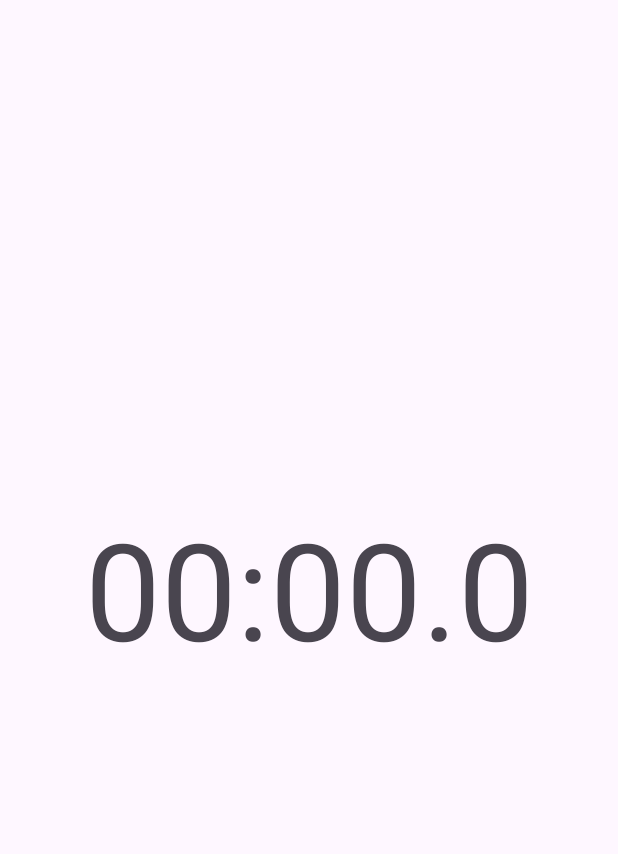
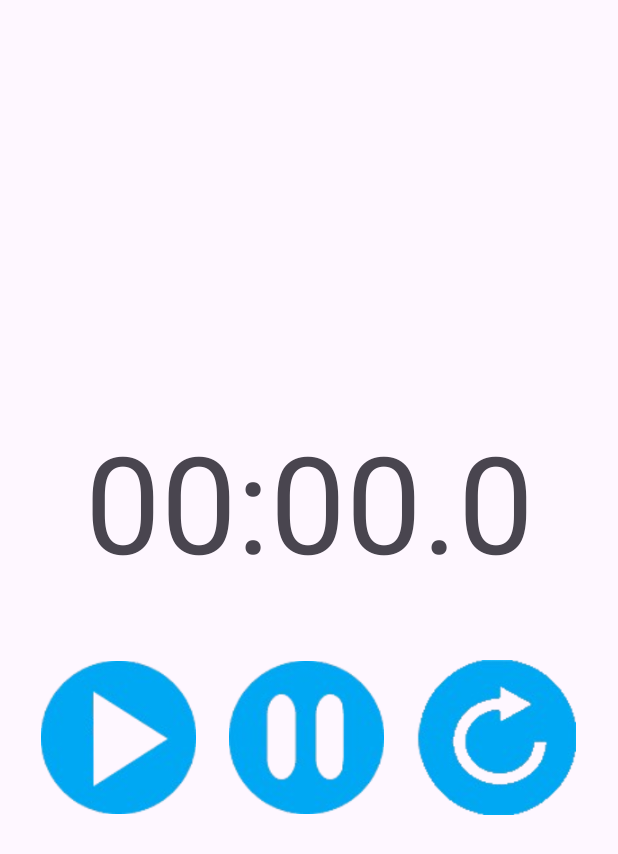
Before and after one commit to caitlin3862/Stopwatch, an Android app: the screen it shows after launch (MainActivity), on a phone screen of 412 x 824 dp. Shown: the top 854 px of the screen. Run offline under Robolectric (Android 15) with nearby library versions, the phone set to English and light mode, and no system bars.

```diff
--- a/app/src/main/java/com/example/stopwatch/MainActivity.kt
+++ b/app/src/main/java/com/example/stopwatch/MainActivity.kt
@@ -1,20 +1,102 @@
 package com.example.stopwatch
 
+import android.annotation.SuppressLint
 import android.os.Bundle
+import android.os.Handler
+import android.os.Looper
+import android.widget.ImageButton
+import android.widget.TextView
 import androidx.activity.enableEdgeToEdge
 import androidx.appcompat.app.AppCompatActivity
 import androidx.core.view.ViewCompat
 import androidx.core.view.WindowInsetsCompat
 
 class MainActivity : AppCompatActivity() {
+
+    private lateinit var playButton: ImageButton
+    private lateinit var pauseButton: ImageButton
+    private lateinit var resetButton: ImageButton
+    private lateinit var timeDisplay: TextView
+
+    private val handler: Handler = Handler(Looper.getMainLooper())
+    private var runnable: Runnable = Runnable { }
+
+    private var displayTime = ""
+    private var tenths: Int = 0
+    private var seconds: Int = 0
+    private var minutes: Int = 0
+    private var paused = true;
+
+
     override fun onCreate(savedInstanceState: Bundle?) {
         super.onCreate(savedInstanceState)
-        enableEdgeToEdge()
         setContentView(R.layout.activity_main)
-        ViewCompat.setOnApplyWindowInsetsListener(findViewById(R.id.main)) { v, insets ->
-            val systemBars = insets.getInsets(WindowInsetsCompat.Type.systemBars())
-            v.setPadding(systemBars.left, systemBars.top, systemBars.right, systemBars.bottom)
-            insets
+
+        playButton = findViewById(R.id.play)
+        pauseButton = findViewById(R.id.pause)
+        resetButton = findViewById(R.id.reset)
+        timeDisplay = findViewById(R.id.timeDisplayed)
+
+        playButton.setOnClickListener{
+            start()
+            paused = false;
+            handler.postDelayed(runnable, 100)
+        }
+
+        pauseButton.setOnClickListener{
+            pause()
+            paused = true
+        }
+
+        resetButton.setOnClickListener {
+            reset()
         }
     }
+
+    private fun start(){
+        if (paused) {
+            runnable = Runnable {
+                tenths++;
+                if (tenths > 9) {
+                    tenths = 0
+                    seconds++
+                }
+                if (seconds > 59) {
+                    seconds = 0;
+                    minutes++
+                }
+                displayTime()
+                handler.postDelayed(runnable, 100)
+            }
+        }
+    }
+
+    private fun pause(){
+        if (!paused){
+            handler.removeCallbacks(runnable)
+        }
+    }
+
+    private fun reset(){
+        tenths = 0
+        seconds = 0
+        minutes = 0
+        displayTime()
+    }
+
+    private fun displayTime(){
+        displayTime=""
+        if (minutes < 10){
+            displayTime += "0" + minutes.toString() + ":"
+        } else {
+            displayTime += minutes.toString() + ":"
+        }
+        if (seconds < 10){
+            displayTime += "0" + seconds.toString()
+        } else {
+            displayTime += seconds.toString()
+        }
+        displayTime += "." + tenths.toString()
+        timeDisplay.text = displayTime;
+    }
 }
--- /dev/null
+++ b/app/src/main/res/drawable/pauseselector.xml
@@ -0,0 +1,6 @@
+<?xml version="1.0" encoding="utf-8"?>
+<selector xmlns:android="http://schemas.android.com/apk/res/android">
+    <item android:state_pressed="true"
+        android:drawable="@drawable/pauseyellow" />
+    <item android:drawable="@drawable/pauseblue" />
+</selector>
--- /dev/null
+++ b/app/src/main/res/drawable/playselector.xml
@@ -0,0 +1,6 @@
+<?xml version="1.0" encoding="utf-8"?>
+<selector xmlns:android="http://schemas.android.com/apk/res/android">
+    <item android:state_pressed="true"
+          android:drawable="@drawable/playyellow" />
+    <item android:drawable="@drawable/playblue" />
+</selector>
--- /dev/null
+++ b/app/src/main/res/drawable/resetselector.xml
@@ -0,0 +1,6 @@
+<?xml version="1.0" encoding="utf-8"?>
+<selector xmlns:android="http://schemas.android.com/apk/res/android">
+    <item android:state_pressed="true"
+        android:drawable="@drawable/resetyellow" />
+    <item android:drawable="@drawable/resetblue" />
+</selector>
--- a/app/src/main/res/layout/activity_main.xml
+++ b/app/src/main/res/layout/activity_main.xml
@@ -10,12 +10,12 @@
     tools:context=".MainActivity" >
 
     <TextView
-        android:id="@+id/textView"
+        android:id="@+id/timeDisplayed"
         android:layout_width="match_parent"
         android:layout_height="wrap_content"
         android:layout_marginBottom="30dp"
         android:gravity="center"
-        android:text="00:00.0"
+        android:text="@string/resetTime"
         android:textSize="90sp" />
 
     <LinearLayout
@@ -28,7 +28,7 @@
         android:orientation="horizontal">
 
         <ImageButton
-            android:id="@+id/imageButton"
+            android:id="@+id/play"
             android:layout_width="wrap_content"
             android:layout_height="wrap_content"
             android:layout_gravity="center"
@@ -36,10 +36,10 @@
             android:background="@android:color/transparent"
             android:scaleX="0.9"
             android:scaleY="0.9"
-            tools:srcCompat="@drawable/playblue" />
+            android:src="@drawable/playselector" />
 
         <ImageButton
-            android:id="@+id/imageButton3"
+            android:id="@+id/pause"
             android:layout_width="wrap_content"
             android:layout_height="wrap_content"
             android:layout_gravity="center"
@@ -47,17 +47,17 @@
             android:background="@android:color/transparent"
             android:scaleX="0.9"
             android:scaleY="0.9"
-            tools:srcCompat="@drawable/pauseblue" />
+            android:src="@drawable/pauseselector" />
 
         <ImageButton
-            android:id="@+id/imageButton4"
+            android:id="@+id/reset"
             android:layout_width="wrap_content"
             android:layout_height="wrap_content"
             android:layout_gravity="center"
             android:background="@android:color/transparent"
             android:scaleX="0.9"
             android:scaleY="0.9"
-            tools:srcCompat="@drawable/resetblue" />
+            android:src="@drawable/resetselector" />
 
     </LinearLayout>
 
--- a/app/src/main/res/values/strings.xml
+++ b/app/src/main/res/values/strings.xml
@@ -1,3 +1,4 @@
 <resources>
     <string name="app_name">Stopwatch</string>
+    <string name="resetTime">00:00.0</string>
 </resources>
```
